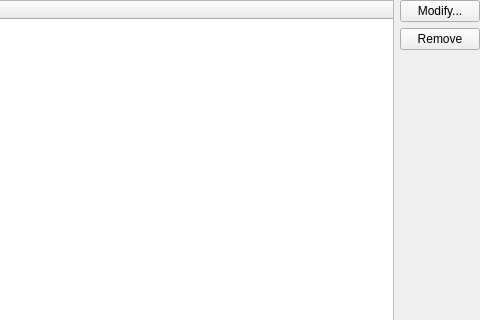
Before: the Qt Designer form agents/sendlateragent/ui/sendlaterconfigurewidget.ui in KDE/kmail, drawn with Qt 5; both pictures show x 201 to 681 and y 0 to 320 of the 681 by 634 pixel window.
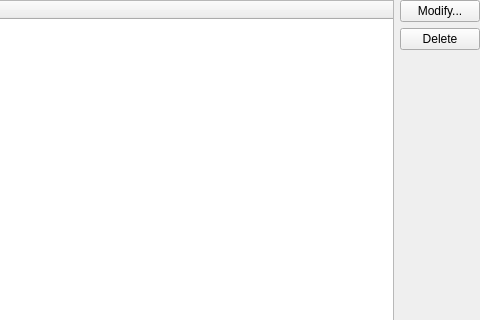
After: the same form once the commit is applied. Custom widgets are drawn as their Qt base class.

Commit message: Use the term "Delete" in UI some more when wiping data

What changed in the file:
```diff
--- a/agents/sendlateragent/ui/sendlaterconfigurewidget.ui
+++ b/agents/sendlateragent/ui/sendlaterconfigurewidget.ui
@@ -35,7 +35,7 @@
      <item>
       <widget class="QPushButton" name="removeItem">
        <property name="text">
-        <string>Remove</string>
+        <string>Delete</string>
        </property>
       </widget>
      </item>
```
Left out of the diff: 2 changed lines with no effect on the pictures. The commit also changes 7 other files.
